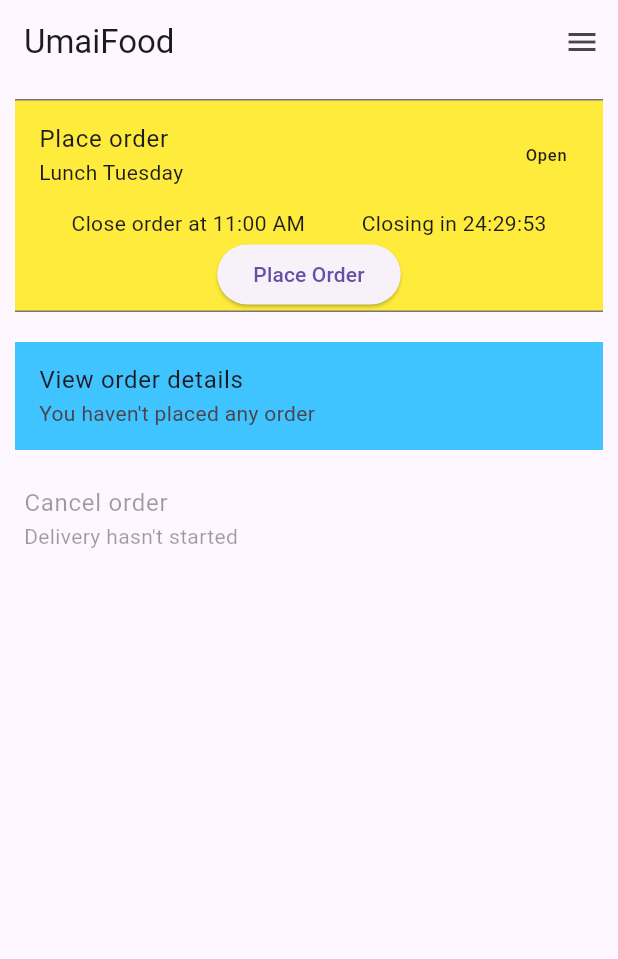
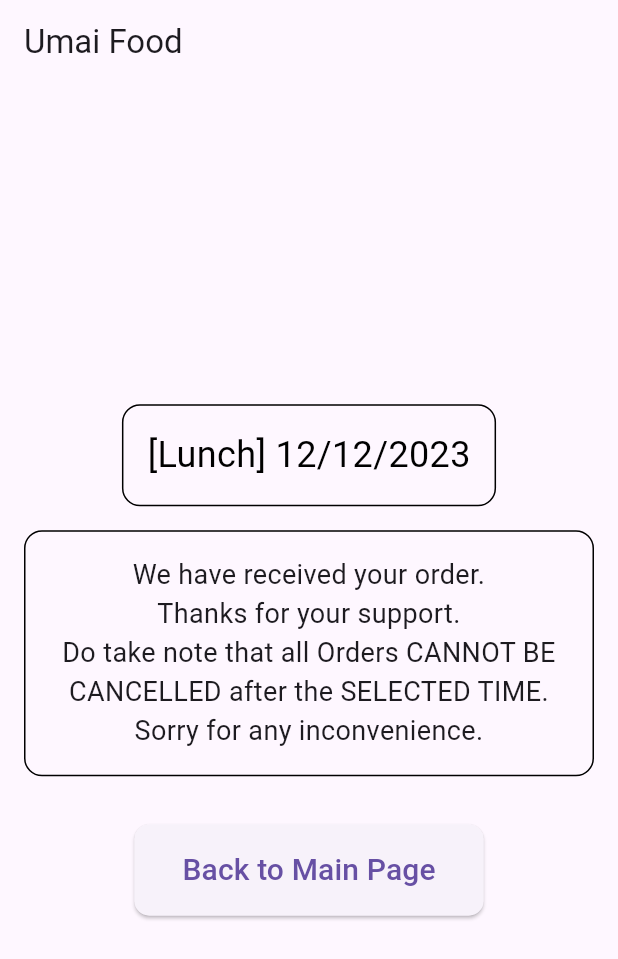
Before and after one commit to Laikaichian22/food-ordering-and-delivering-application, a Flutter app: the screen it shows after launch, on a phone screen of 412 x 824 dp. Shown: the top 959 px of the screen. Run offline on Flutter 3.47's test engine with Material 3 defaults, Android fonts, the phone set to English and light mode, and no system bars; our stand-ins replace cloud_firestore, firebase_auth, firebase_core, firebase_storage, get, image_picker and 1 more; missing offline and left inert: dart:ffi; accounts and stored records are empty.

Commit message:
create online banking page

```diff
--- a/lib/main.dart
+++ b/lib/main.dart
@@ -2,6 +2,8 @@ import 'package:flutter/material.dart';
 import 'package:firebase_core/firebase_core.dart';
 import 'package:flutter_application_1/src/features/auth/screens/welcome/welcome_page.dart';
 import 'package:flutter_application_1/firebase_options.dart';
+import 'package:flutter_application_1/src/features/users/business_owner/menu_list/payment_method/fpx.dart';
+import 'package:flutter_application_1/src/features/users/customer/online_banking3.dart';
 import 'package:flutter_application_1/src/features/users/customer/order_detail.dart';
 import 'package:flutter_application_1/src/features/users/customer/payment_methode.dart';
 import 'package:flutter_application_1/src/features/users/customer/view_order.dart';
@@ -27,7 +29,7 @@ class MyApp extends StatelessWidget {
 
 
 
-      home:  ViewOrder(),
+      home:   Onlinebaning3(),
 
 
 
--- /dev/null
+++ b/lib/src/features/users/customer/online_banking3.dart
@@ -0,0 +1,75 @@
+import 'package:flutter/material.dart';
+import 'view_order.dart';
+
+class Onlinebaning3 extends StatefulWidget {
+  @override
+  State<Onlinebaning3> createState() => _Onlinebanking3State();
+}
+
+class _Onlinebanking3State extends State<Onlinebaning3> {
+  @override
+  Widget build(BuildContext context) {
+    return Scaffold(
+      appBar: AppBar(
+        title: Text('Umai Food'),
+      ),
+      body: Padding(
+        padding: EdgeInsets.all(16),
+        child: Column(
+          mainAxisAlignment: MainAxisAlignment.center,
+          children: [
+            Container(
+              padding: EdgeInsets.all(16),
+              decoration: BoxDecoration(
+                border: Border.all(color: Colors.black),
+                borderRadius: BorderRadius.circular(12),
+              ),
+              child: Text(
+                '[Lunch] ${_getCurrentDate()}',
+                style: TextStyle(color: Colors.black, fontSize: 24),
+              ),
+            ),
+            SizedBox(height: 16),
+            Container(
+              padding: EdgeInsets.all(16),
+              decoration: BoxDecoration(
+                border: Border.all(color: Colors.black),
+                borderRadius: BorderRadius.circular(12),
+              ),
+              child: Text(
+                'We have received your order.\nThanks for your support.\nDo take note that all Orders CANNOT BE CANCELLED after the SELECTED TIME.\nSorry for any inconvenience.',
+                style: TextStyle(fontSize: 18),
+                textAlign: TextAlign.center,
+              ),
+            ),
+            SizedBox(height: 32),
+            ElevatedButton(
+              onPressed: () {
+                Navigator.pushReplacement(
+                  context,
+                  MaterialPageRoute(builder: (context) => ViewOrder()),
+                );
+              },
+              style: ElevatedButton.styleFrom(
+                padding: EdgeInsets.symmetric(horizontal: 32, vertical: 16),
+                shape: RoundedRectangleBorder(
+                  borderRadius: BorderRadius.circular(10),
+                ),
+              ),
+              child: Text(
+                'Back to Main Page',
+                style: TextStyle(fontSize: 20),
+              ),
+            )
+          ],
+        ),
+      ),
+    );
+  }
+
+  String _getCurrentDate() {
+    // Format the current date as desired
+    DateTime now = DateTime.now();
+    return '${now.day}/${now.month}/${now.year}';
+  }
+}
```
Also changed, not shown: lib/src/features/users/customer/Confirmation_Page.dart (deleted, +0 -134 lines), lib/src/features/users/customer/OrderDetailsStoragePage.dart (added, +58 -0 lines), lib/src/features/users/customer/order_detail.dart (+3 -13 lines), lib/src/features/users/customer/view_order.dart (+21 -18 lines), lib/src/features/auth/models/orders.dart (added).
